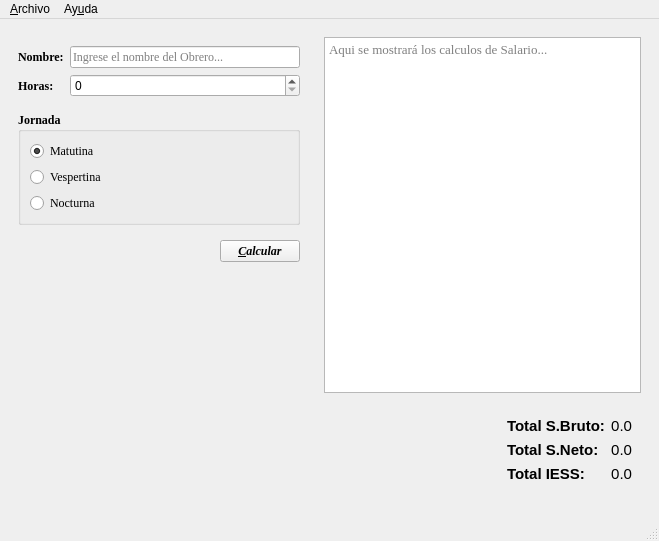
Old version of the form salario.ui in the repository C-A-L-E-L/Qt_Salario.
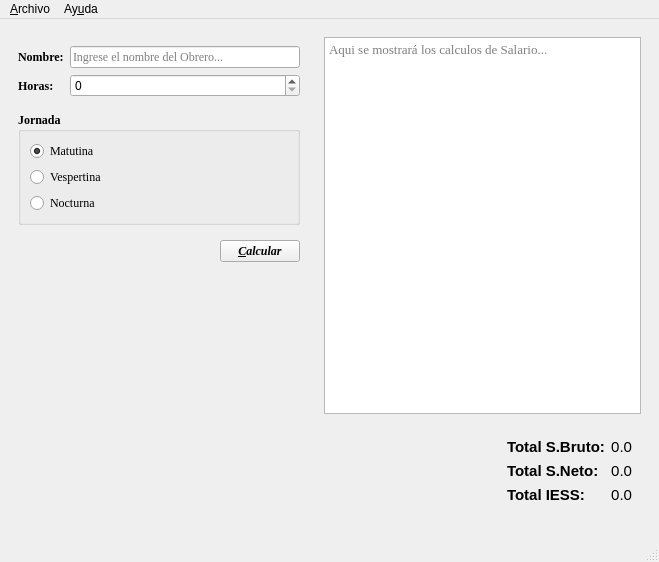
New version of the form. Icons and pictures are not drawn.

Commit message: Calculos totales salvados en doc

Patch:
```diff
--- a/salario.ui
+++ b/salario.ui
@@ -7,7 +7,7 @@
     <x>0</x>
     <y>0</y>
     <width>659</width>
-    <height>541</height>
+    <height>562</height>
    </rect>
   </property>
   <property name="windowTitle">
```
The commit also changes 1 other file.
